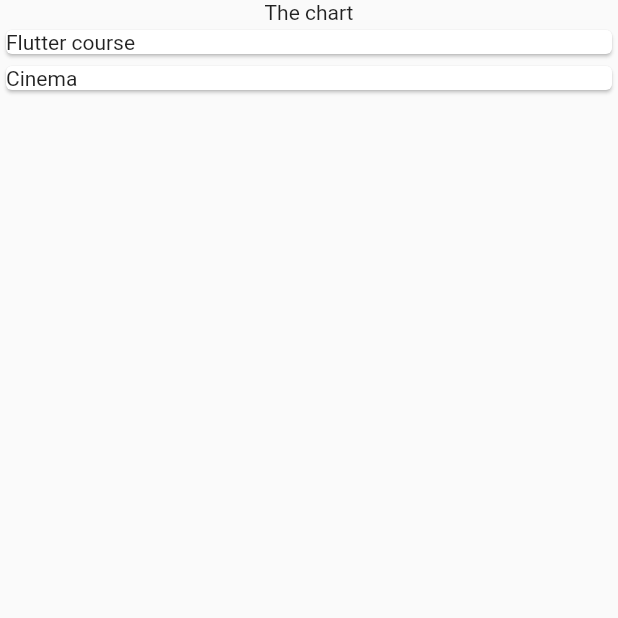
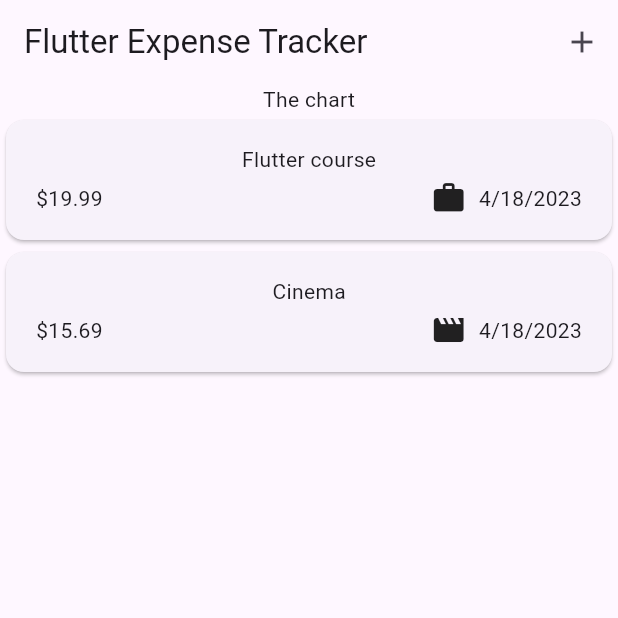
Before and after one commit to neerajg1320/flutter-expense-tracker, a Flutter app: the screen it shows after launch, on a phone screen of 412 x 824 dp, the top half of it. Run offline on Flutter 3.47's test engine with Material 2 defaults, Android fonts, the phone set to English and light mode, and no system bars.

```diff
--- a/lib/expenses_screen.dart
+++ b/lib/expenses_screen.dart
@@ -1,3 +1,4 @@
+import 'package:expense_tracker/widgets/expenses/new_expense.dart';
 import 'package:flutter/material.dart';
 import 'package:expense_tracker/models/expense.dart';
 import 'package:expense_tracker/widgets/expenses/expenses_list.dart';
@@ -25,11 +26,30 @@ class _ExpensesScreenState  extends State<ExpensesScreen> {
         category: Category.leisure)
   ];
 
+  void _openAddExpenseOverlay() {
+    // print('clicked add');
+
+    showModalBottomSheet(
+      context: context,
+      builder: (ctx) => const NewExpense(),
+    );
+  }
+
   @override
   Widget build(BuildContext context) {
     return Scaffold(
+      appBar: AppBar(
+        title: const Text('Flutter Expense Tracker'),
+        actions: [
+          IconButton(
+            onPressed: _openAddExpenseOverlay,
+            icon: const Icon(Icons.add),
+          ),
+        ],
+      ),
       body: Column(
         children:  [
+          // Toolbar with the Add button
           const Text('The chart'),
           Expanded(
             child: ExpensesList(expenses: _registeredExpenses)
--- a/lib/main.dart
+++ b/lib/main.dart
@@ -2,7 +2,8 @@ import 'package:flutter/material.dart';
 import 'package:expense_tracker/expenses_screen.dart';
 
 void main() {
-  runApp(const MaterialApp(
-    home: ExpensesScreen()
+  runApp(MaterialApp(
+    theme: ThemeData(useMaterial3: true), // Not necessary once default in sdk is changed
+    home: const ExpensesScreen()
   ));
 }
--- a/lib/models/expense.dart
+++ b/lib/models/expense.dart
@@ -1,10 +1,22 @@
+import 'package:flutter/material.dart';
+
 import 'package:uuid/uuid.dart';
+import 'package:intl/intl.dart';
+
+final dateFormatter = DateFormat.yMd();
 
 const uuid = Uuid();
 
 enum Category {
   food, travel, leisure, work
 }
+
+const categoryIcons = {
+  Category.food: Icons.lunch_dining,
+  Category.travel: Icons.flight_takeoff,
+  Category.leisure: Icons.movie,
+  Category.work: Icons.work,
+};
 
 class Expense {
   Expense({
@@ -19,4 +31,8 @@ class Expense {
   final double amount;
   final DateTime date;
   final Category category;
+
+  String get formattedDate {
+    return dateFormatter.format(date);
+  }
 }
--- a/lib/widgets/expenses/expenses_item.dart
+++ b/lib/widgets/expenses/expenses_item.dart
@@ -10,7 +10,31 @@ class ExpenseItem extends StatelessWidget {
   Widget build(BuildContext context) {
 
     return Card(
-      child: Text(expense.title)
+      child: Padding(
+        padding: const EdgeInsets.symmetric(
+          horizontal: 20,
+          vertical: 16,
+        ),
+        child: Column(
+          children: [
+            Text(expense.title),
+            const SizedBox(height: 4,),
+            Row(
+              children: [
+                Text('\$${expense.amount.toStringAsFixed(2)}'),
+                const Spacer(),
+                Row(
+                  children: [
+                    Icon(categoryIcons[expense.category]),
+                    const SizedBox(width: 8,),
+                    Text(expense.formattedDate),
+                  ],
+                ),
+              ],
+            )
+          ],
+        ),
+      ),
     );
   }
 }
--- a/pubspec.yaml
+++ b/pubspec.yaml
@@ -36,6 +36,7 @@ dependencies:
   # Use with the CupertinoIcons class for iOS style icons.
   cupertino_icons: ^1.0.2
   uuid: ^3.0.7
+  intl: ^0.18.0
 
 dev_dependencies:
   flutter_test:
```
Also changed, not shown: lib/widgets/expenses/new_expense.dart (added, +114 -0 lines), pubspec.lock.
